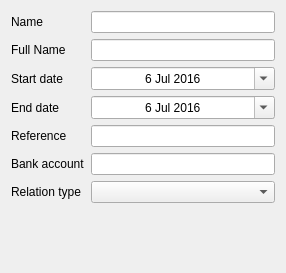
Qt form MyQtness/ui/relation_form.ui (MazeFX/pat) before a commit.
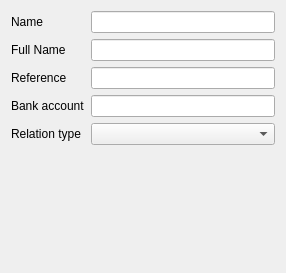
The same form after that commit. Custom widgets are drawn as their Qt base class.

```diff
--- a/MyQtness/ui/relation_form.ui
+++ b/MyQtness/ui/relation_form.ui
@@ -45,119 +45,33 @@
     <widget class="QLineEdit" name="fullNameLineEdit"/>
    </item>
    <item row="2" column="0">
-    <widget class="QLabel" name="startDateLabel">
-     <property name="text">
-      <string>Start date</string>
-     </property>
-    </widget>
-   </item>
-   <item row="2" column="1">
-    <widget class="QDateEdit" name="startDateEdit">
-     <property name="enabled">
-      <bool>true</bool>
-     </property>
-     <property name="wrapping">
-      <bool>false</bool>
-     </property>
-     <property name="frame">
-      <bool>true</bool>
-     </property>
-     <property name="alignment">
-      <set>Qt::AlignCenter</set>
-     </property>
-     <property name="dateTime">
-      <datetime>
-       <hour>0</hour>
-       <minute>0</minute>
-       <second>0</second>
-       <year>2016</year>
-       <month>7</month>
-       <day>6</day>
-      </datetime>
-     </property>
-     <property name="calendarPopup">
-      <bool>true</bool>
-     </property>
-     <property name="date">
-      <date>
-       <year>2016</year>
-       <month>7</month>
-       <day>6</day>
-      </date>
-     </property>
-    </widget>
-   </item>
-   <item row="3" column="0">
-    <widget class="QLabel" name="endDateLabel">
-     <property name="text">
-      <string>End date</string>
-     </property>
-    </widget>
-   </item>
-   <item row="3" column="1">
-    <widget class="QDateEdit" name="endDateEdit">
-     <property name="enabled">
-      <bool>true</bool>
-     </property>
-     <property name="wrapping">
-      <bool>false</bool>
-     </property>
-     <property name="frame">
-      <bool>true</bool>
-     </property>
-     <property name="alignment">
-      <set>Qt::AlignCenter</set>
-     </property>
-     <property name="dateTime">
-      <datetime>
-       <hour>0</hour>
-       <minute>0</minute>
-       <second>0</second>
-       <year>2016</year>
-       <month>7</month>
-       <day>6</day>
-      </datetime>
-     </property>
-     <property name="calendarPopup">
-      <bool>true</bool>
-     </property>
-     <property name="date">
-      <date>
-       <year>2016</year>
-       <month>7</month>
-       <day>6</day>
-      </date>
-     </property>
-    </widget>
-   </item>
-   <item row="4" column="0">
     <widget class="QLabel" name="referenceLabel">
      <property name="text">
       <string>Reference</string>
      </property>
     </widget>
    </item>
-   <item row="4" column="1">
+   <item row="2" column="1">
     <widget class="QLineEdit" name="referenceLineEdit"/>
    </item>
-   <item row="5" column="0">
+   <item row="3" column="0">
     <widget class="QLabel" name="bankAccountLabel">
      <property name="text">
       <string>Bank account</string>
      </property>
     </widget>
    </item>
-   <item row="5" column="1">
+   <item row="3" column="1">
     <widget class="QLineEdit" name="bankAccountLineEdit"/>
    </item>
-   <item row="6" column="0">
+   <item row="4" column="0">
     <widget class="QLabel" name="typeLabel">
      <property name="text">
       <string>Relation type</string>
      </property>
     </widget>
    </item>
-   <item row="6" column="1">
+   <item row="4" column="1">
     <widget class="MyComboBox" name="typeComboBox"/>
    </item>
   </layout>
```
